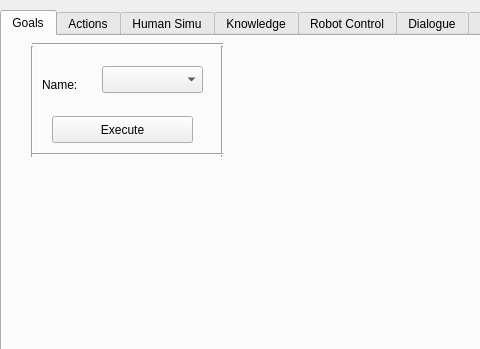
The window that graphical_interface/ui/main_window.ui (laas/supervisor) describes before a commit, drawn with Qt 5; both pictures show x 0 to 480 and y 0 to 349 of the 610 by 562 pixel window.
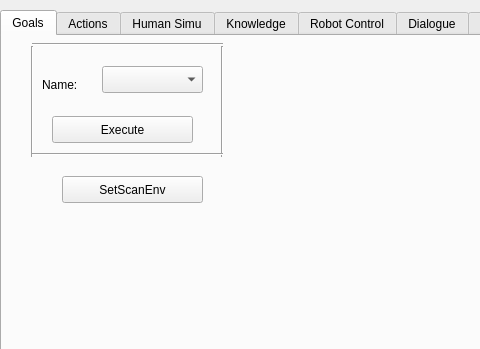
The same window after the commit. The open tabs and pages were chosen to show the change. Icons and pictures are not drawn.

Commit message: [graphical_interface] set env for scan demo

Diff of the .ui file:
```diff
--- a/graphical_interface/ui/main_window.ui
+++ b/graphical_interface/ui/main_window.ui
@@ -131,6 +131,19 @@
        <enum>Qt::Horizontal</enum>
       </property>
      </widget>
+     <widget class="QPushButton" name="pushButtonSetEnvScan">
+      <property name="geometry">
+       <rect>
+        <x>60</x>
+        <y>140</y>
+        <width>141</width>
+        <height>27</height>
+       </rect>
+      </property>
+      <property name="text">
+       <string>SetScanEnv</string>
+      </property>
+     </widget>
     </widget>
     <widget class="QWidget" name="Actions">
      <attribute name="title">
```
Left out of the diff: 2 changed lines with no effect on the pictures. The commit also changes 3 other files.
